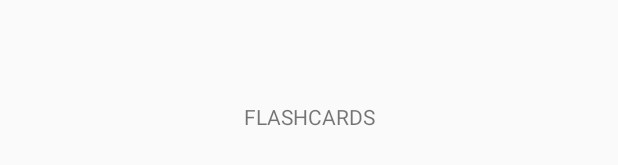
After one commit to davidyorr/dropcards-android, an Android app: the layout activity_flashcards.xml on its own in the app's theme, with its tools: preview values and no code run, on a phone screen of 412 x 824 dp. The commit adds this screen. Shown: the part 501-666 px from the top of the screen. Run offline under Robolectric (Android 15) with nearby library versions, the phone set to English and light mode, and no system bars.

Commit message:
Add an activity for viewing flashcard decks

```diff
--- a/app/src/main/AndroidManifest.xml
+++ b/app/src/main/AndroidManifest.xml
@@ -17,6 +17,7 @@
           </intent-filter>
       </activity>
       <activity android:name=".ui.HomeActivity" />
+      <activity android:name=".ui.FlashcardsActivity" />
 
       <activity
           android:name="com.dropbox.client2.android.AuthActivity"
--- a/app/src/main/java/com/mangoshine/mangocards/MangocardsAppComponent.java
+++ b/app/src/main/java/com/mangoshine/mangocards/MangocardsAppComponent.java
@@ -1,7 +1,9 @@
 package com.mangoshine.mangocards;
 
+import com.mangoshine.mangocards.ui.component.FlashcardsComponent;
 import com.mangoshine.mangocards.ui.component.HomeComponent;
 import com.mangoshine.mangocards.ui.component.LoginComponent;
+import com.mangoshine.mangocards.ui.module.FlashcardsModule;
 import com.mangoshine.mangocards.ui.module.HomeModule;
 import com.mangoshine.mangocards.ui.module.LoginModule;
 import dagger.Component;
@@ -12,4 +14,5 @@ import javax.inject.Singleton;
 public interface MangocardsAppComponent {
   LoginComponent plus(LoginModule loginModule);
   HomeComponent plus(HomeModule homeModule);
+  FlashcardsComponent plus(FlashcardsModule flashcardsModule);
 }
--- a/app/src/main/java/com/mangoshine/mangocards/ui/HomeActivity.java
+++ b/app/src/main/java/com/mangoshine/mangocards/ui/HomeActivity.java
@@ -1,6 +1,7 @@
 package com.mangoshine.mangocards.ui;
 
 import android.app.Activity;
+import android.content.Intent;
 import android.os.Bundle;
 import android.support.v4.view.GravityCompat;
 import android.support.v4.widget.DrawerLayout;
@@ -53,5 +54,7 @@ public class HomeActivity extends Activity implements HomeView {
   }
 
   @Override public void viewDeck(String name) {
+    Intent intent = new Intent(this, FlashcardsActivity.class);
+    startActivity(intent);
   }
 }
--- /dev/null
+++ b/app/src/main/java/com/mangoshine/mangocards/ui/view/FlashcardsView.java
@@ -0,0 +1,4 @@
+package com.mangoshine.mangocards.ui.view;
+
+public interface FlashcardsView {
+}
--- /dev/null
+++ b/app/src/main/res/layout/activity_flashcards.xml
@@ -0,0 +1,13 @@
+<?xml version="1.0" encoding="utf-8"?>
+<LinearLayout xmlns:android="http://schemas.android.com/apk/res/android"
+    android:orientation="vertical"
+    android:layout_width="match_parent"
+    android:layout_height="match_parent">
+
+    <TextView
+        android:layout_width="match_parent"
+        android:layout_height="match_parent"
+        android:gravity="center"
+        android:text="FLASHCARDS"/>
+
+</LinearLayout>
```
Also changed, not shown: app/src/main/java/com/mangoshine/mangocards/ui/FlashcardsActivity.java (added, +22 -0 lines), app/src/main/java/com/mangoshine/mangocards/ui/component/FlashcardsComponent.java (added, +14 -0 lines), app/src/main/java/com/mangoshine/mangocards/ui/module/FlashcardsModule.java (added, +22 -0 lines), app/src/main/java/com/mangoshine/mangocards/ui/presenter/FlashcardsPresenter.java (added, +11 -0 lines).
